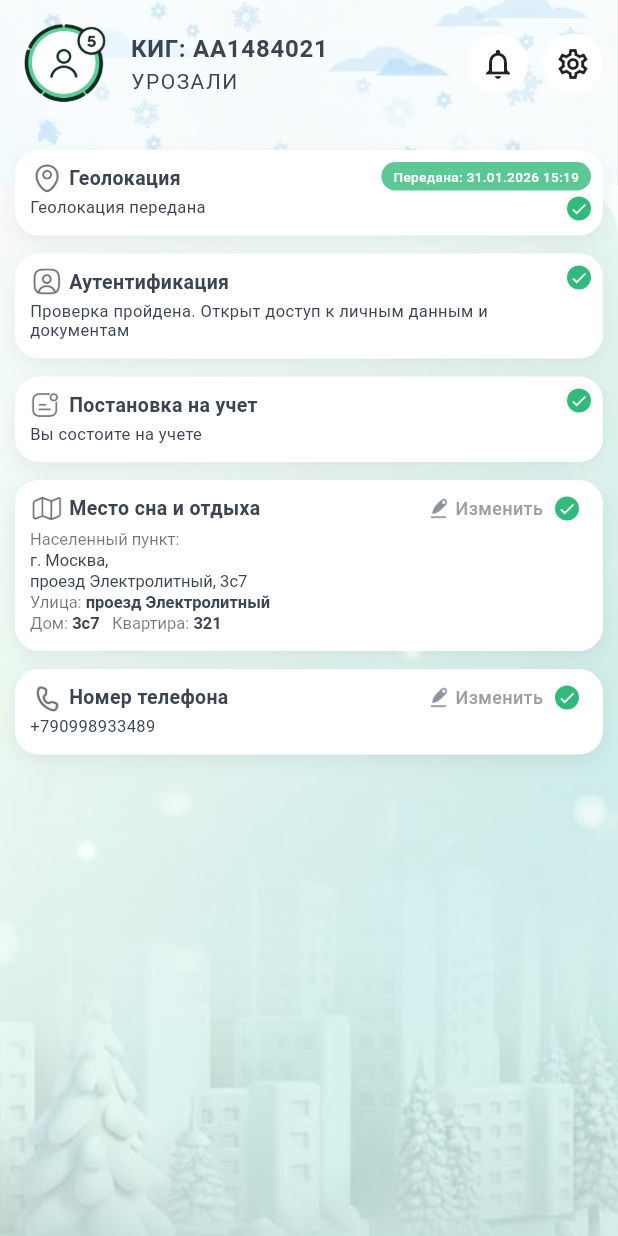
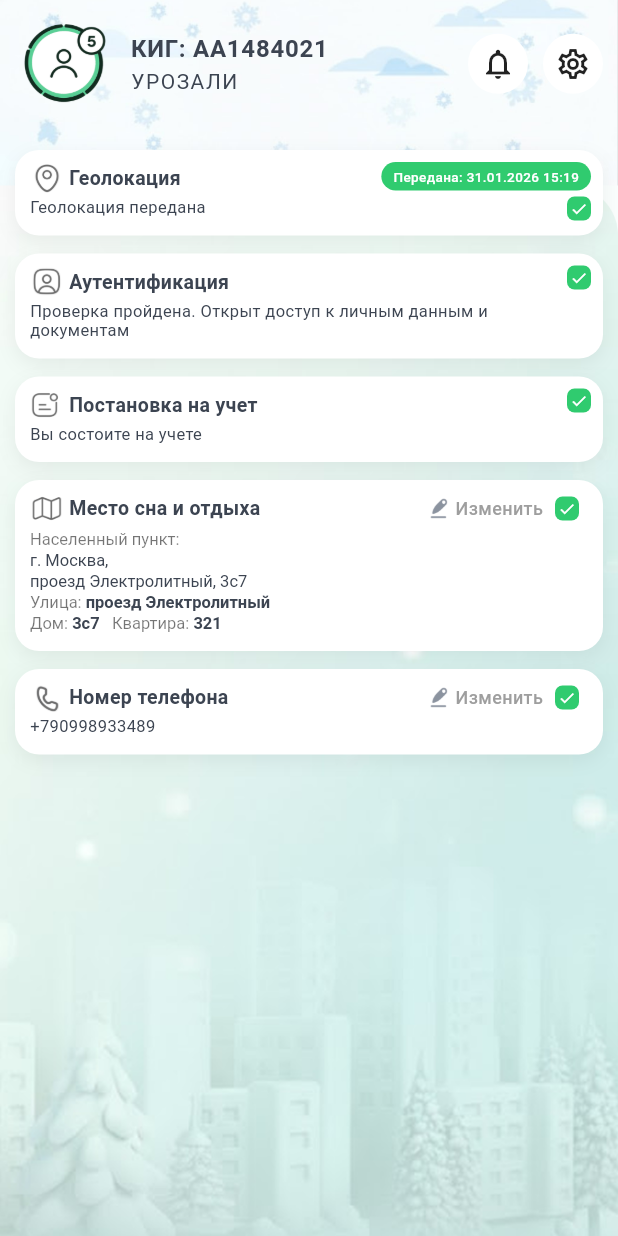
Before and after one commit to lofingoindia/Russia_clone, a Flutter app: the HomeScreen screen opened directly, on a phone screen of 412 x 824 dp. Run offline on Flutter 3.47's test engine with Material 3 defaults, Android fonts, the phone set to English and light mode, and no system bars; our stand-ins replace easy_localization, shared_preferences; accounts and stored records are empty.

Commit message:
chore: update local changes

```diff
--- a/russia_app/lib/screens/home_screen.dart
+++ b/russia_app/lib/screens/home_screen.dart
@@ -118,7 +118,7 @@ class _HomeScreenState extends State<HomeScreen> {
     return SingleChildScrollView(
       physics: const BouncingScrollPhysics(),
       child: Padding(
-        padding: const EdgeInsets.symmetric(horizontal: 20),
+        padding: const EdgeInsets.symmetric(horizontal: 12),
         child: Column(
           children: [
             const SizedBox(height: 10),
@@ -1082,9 +1082,9 @@ class StatusCard extends StatelessWidget {
                                   const SizedBox(width: 8),
                                   Container(
                                     padding: const EdgeInsets.all(2),
-                                    decoration: const BoxDecoration(
-                                      color: Color(0xFF32BA7C),
-                                      shape: BoxShape.circle,
+                                    decoration: BoxDecoration(
+                                      color: const Color(0xFF30CB6F),
+                                      borderRadius: BorderRadius.circular(5),
                                     ),
                                     child: const Icon(Icons.check, size: 12, color: Colors.white),
                                   ),
@@ -1123,7 +1123,7 @@ class StatusCard extends StatelessWidget {
                   Container(
                     padding: const EdgeInsets.symmetric(horizontal: 8, vertical: 3),
                     decoration: BoxDecoration(
-                      color: const Color(0xFF32BA7C).withOpacity(0.8),
+                      color: const Color(0xFF30CB6F),
                       borderRadius: BorderRadius.circular(20),
                     ),
                     child: Text(
@@ -1140,9 +1140,9 @@ class StatusCard extends StatelessWidget {
                 if (isCompleted && !showEditAction)
                   Container(
                     padding: const EdgeInsets.all(2),
-                    decoration: const BoxDecoration(
-                      color: Color(0xFF32BA7C),
-                      shape: BoxShape.circle,
+                    decoration: BoxDecoration(
+                      color: const Color(0xFF30CB6F),
+                      borderRadius: BorderRadius.circular(5),
                     ),
                     child: const Icon(Icons.check, size: 12, color: Colors.white),
                   ),
```
Also changed, not shown: russia_app/lib/screens/profile_screen.dart (+11 -36 lines), russia_app/lib/screens/services_screen.dart (+5 -5 lines), russia_app/lib/assets/cq.png (added), russia_app/lib/assets/cqd.png (added), russia_app/lib/assets/qcc.png (added).
